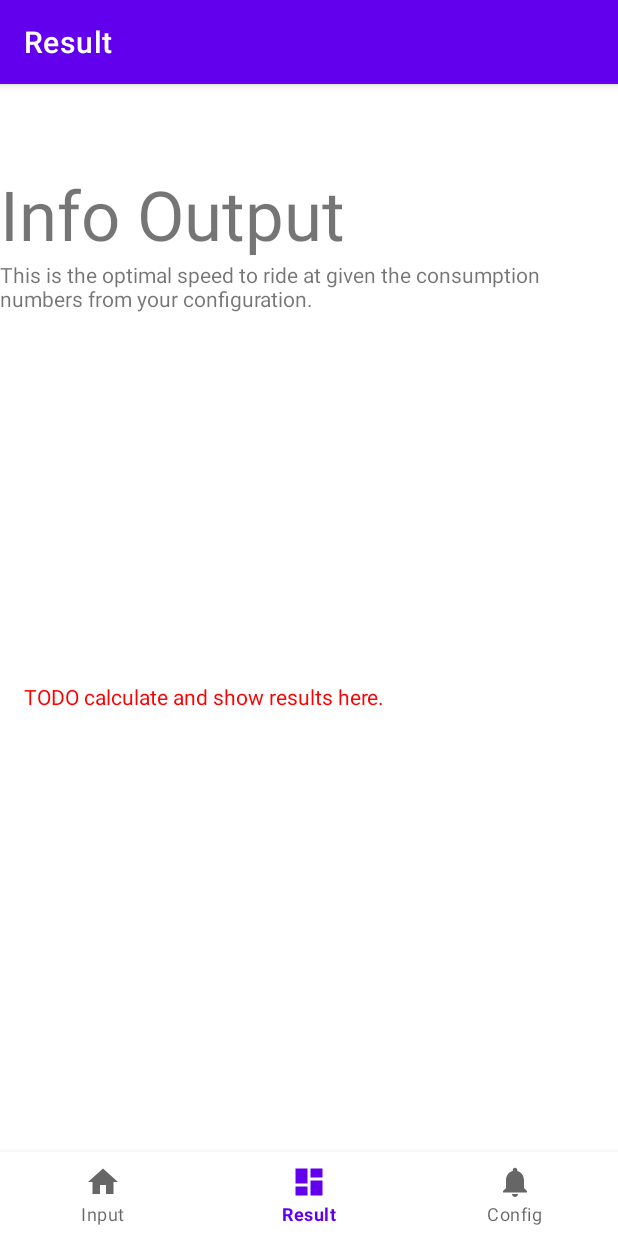
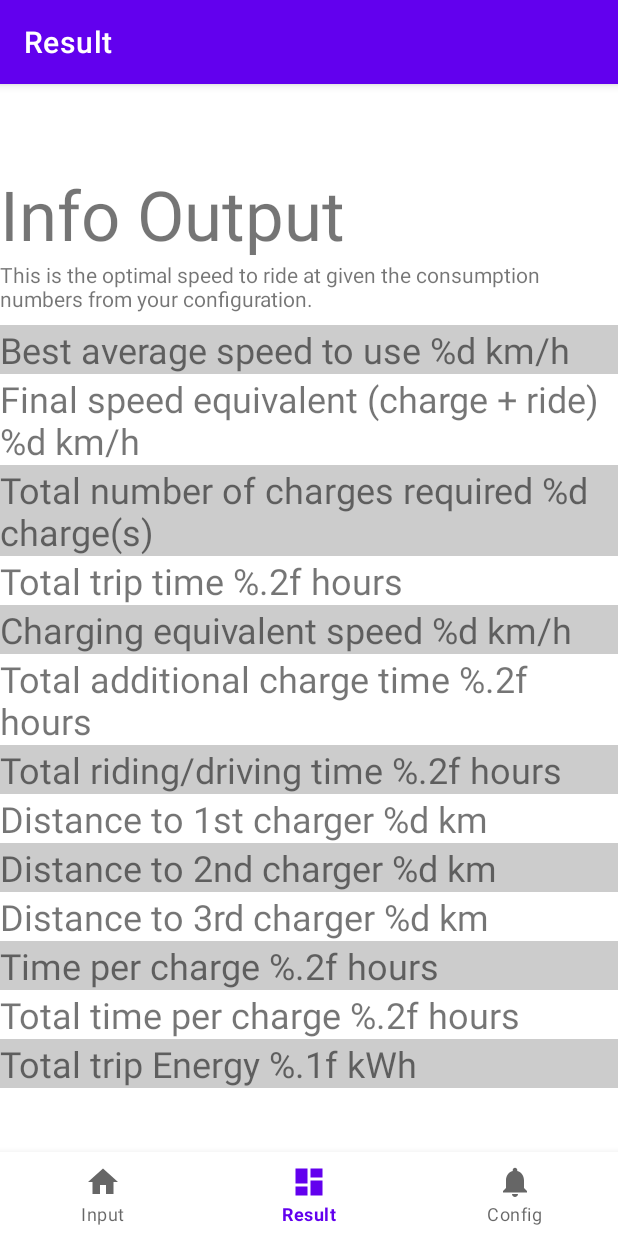
Before and after one commit to hanscappelle/optitrip-ev-android, an Android app: the DashboardFragment screen opened through its navigation route, on a phone screen of 412 x 824 dp. Run offline under Robolectric (Android 15) with nearby library versions, the phone set to English and light mode, and no system bars; our stand-ins replace navigation-ui.

Commit message:
progress layout

```diff
--- a/app/src/main/res/layout/fragment_dashboard.xml
+++ b/app/src/main/res/layout/fragment_dashboard.xml
@@ -1,9 +1,11 @@
 <?xml version="1.0" encoding="utf-8"?>
-<androidx.constraintlayout.widget.ConstraintLayout xmlns:android="http://schemas.android.com/apk/res/android"
+<androidx.appcompat.widget.LinearLayoutCompat
+    xmlns:android="http://schemas.android.com/apk/res/android"
     xmlns:app="http://schemas.android.com/apk/res-auto"
     xmlns:tools="http://schemas.android.com/tools"
     android:layout_width="match_parent"
     android:layout_height="match_parent"
+    android:orientation="vertical"
     tools:context=".ui.dashboard.DashboardFragment">
 
     <TextView
@@ -11,33 +13,111 @@
         android:layout_width="match_parent"
         android:layout_height="wrap_content"
         android:text="@string/header_info_output"
-        android:textSize="@dimen/text_size_extra_large"
-        app:layout_constraintEnd_toEndOf="parent"
-        app:layout_constraintStart_toStartOf="parent"
-        app:layout_constraintTop_toTopOf="parent" />
+        android:textSize="@dimen/text_size_extra_large" />
 
     <TextView
         android:id="@+id/info_output"
         android:layout_width="match_parent"
         android:layout_height="wrap_content"
-        android:text="@string/info_output"
         android:layout_marginBottom="@dimen/padding_default"
-        app:layout_constraintEnd_toEndOf="parent"
-        app:layout_constraintStart_toStartOf="parent"
-        app:layout_constraintTop_toBottomOf="@id/header_info_output" />
+        android:text="@string/info_output" />
 
-    <!-- TODO create show results here -->
     <TextView
-        android:id="@+id/todo_config"
+        android:id="@+id/result_best_speed"
         android:layout_width="match_parent"
         android:layout_height="wrap_content"
-        android:text="TODO calculate and show results here."
-        android:layout_marginBottom="@dimen/padding_default"
-        android:textColor="#f00"
-        android:padding="@dimen/padding_double"
-        app:layout_constraintEnd_toEndOf="parent"
-        app:layout_constraintStart_toStartOf="parent"
-        app:layout_constraintTop_toTopOf="parent"
-        app:layout_constraintBottom_toBottomOf="parent"/>
+        android:background="#ccc"
+        android:textSize="@dimen/text_size_large"
+        android:text="@string/result_best_speed" />
 
-</androidx.constraintlayout.widget.ConstraintLayout>
+    <TextView
+        android:id="@+id/result_final_speed"
+        android:layout_width="match_parent"
+        android:layout_height="wrap_content"
+        android:textSize="@dimen/text_size_large"
+        android:text="@string/result_final_speed" />
+
+    <TextView
+        android:id="@+id/result_number_of_charges"
+        android:layout_width="match_parent"
+        android:layout_height="wrap_content"
+        android:background="#ccc"
+        android:textSize="@dimen/text_size_large"
+        android:text="@string/result_number_of_charges" />
+
+    <TextView
+        android:id="@+id/result_total_trip_time"
+        android:layout_width="match_parent"
+        android:layout_height="wrap_content"
+        android:textSize="@dimen/text_size_large"
+        android:text="@string/result_total_trip_time" />
+
+    <TextView
+        android:id="@+id/result_charge_equiv_speed"
+        android:layout_width="match_parent"
+        android:layout_height="wrap_content"
+        android:background="#ccc"
+        android:textSize="@dimen/text_size_large"
+        android:text="@string/result_charge_equiv_speed" />
+
+    <TextView
+        android:id="@+id/result_total_charge_time"
+        android:layout_width="match_parent"
+        android:layout_height="wrap_content"
+        android:textSize="@dimen/text_size_large"
+        android:text="@string/result_total_charge_time" />
+
+    <TextView
+        android:id="@+id/result_driving_time"
+        android:layout_width="match_parent"
+        android:layout_height="wrap_content"
+        android:background="#ccc"
+        android:textSize="@dimen/text_size_large"
+        android:text="@string/result_total_driving_time" />
+
+    <TextView
+        android:id="@+id/result_distance_charge_1"
+        android:layout_width="match_parent"
+        android:layout_height="wrap_content"
+        android:textSize="@dimen/text_size_large"
+        android:text="@string/result_distance_charge_1" />
+
+    <TextView
+        android:id="@+id/result_distance_charge_2"
+        android:layout_width="match_parent"
+        android:layout_height="wrap_content"
+        android:background="#ccc"
+        android:textSize="@dimen/text_size_large"
+        android:text="@string/result_distance_charge_2" />
+
+    <TextView
+        android:id="@+id/result_distance_charge_3"
+        android:layout_width="match_parent"
+        android:layout_height="wrap_content"
+        android:textSize="@dimen/text_size_large"
+        android:text="@string/result_distance_charge_3" />
+
+    <TextView
+        android:id="@+id/result_time_per_charge"
+        android:layout_width="match_parent"
+        android:layout_height="wrap_content"
+        android:background="#ccc"
+        android:textSize="@dimen/text_size_large"
+        android:text="@string/result_time_per_charge" />
+
+    <TextView
+        android:id="@+id/result_total_time_per_charge"
+        android:layout_width="match_parent"
+        android:layout_height="wrap_content"
+        android:textSize="@dimen/text_size_large"
+        android:text="@string/result_total_time_per_charge" />
+
+    <TextView
+        android:id="@+id/result_total_trip_energy"
+        android:layout_width="match_parent"
+        android:layout_height="wrap_content"
+        android:background="#ccc"
+        android:textSize="@dimen/text_size_large"
+        android:text="@string/result_total_trip_energy" />
+
+</androidx.appcompat.widget.LinearLayoutCompat>
--- a/app/src/main/res/values/dimens.xml
+++ b/app/src/main/res/values/dimens.xml
@@ -2,8 +2,9 @@
     <!-- Default screen margins, per the Android Design guidelines. -->
     <dimen name="activity_horizontal_margin">16dp</dimen>
     <dimen name="activity_vertical_margin">16dp</dimen>
-    <dimen name="text_size_large">23sp</dimen>
+    <dimen name="text_size_large">24sp</dimen>
     <dimen name="text_size_extra_large">46sp</dimen>
     <dimen name="padding_default">8dp</dimen>
     <dimen name="padding_double">16dp</dimen>
+    <dimen name="text_size_medium">18sp</dimen>
 </resources>
--- a/app/src/main/res/values/strings.xml
+++ b/app/src/main/res/values/strings.xml
@@ -17,4 +17,17 @@
     <string name="info_config">Update these consumption numbers to match your own EV and get better results.</string>
     <string name="header_info_output">Info Output</string>
     <string name="info_output">This is the optimal speed to ride at given the consumption numbers from your configuration.</string>
+    <string name="result_best_speed">Best average speed to use %d km/h</string>
+    <string name="result_final_speed">Final speed equivalent (charge + ride) %d km/h</string>
+    <string name="result_number_of_charges">Total number of charges required %d charge(s)</string>
+    <string name="result_total_trip_time">Total trip time %.2f hours</string>
+    <string name="result_charge_equiv_speed">Charging equivalent speed %d km/h</string>
+    <string name="result_total_charge_time">Total additional charge time %.2f hours</string>
+    <string name="result_total_driving_time">Total riding/driving time %.2f hours</string>
+    <string name="result_distance_charge_1">Distance to 1st charger %d km</string>
+    <string name="result_distance_charge_2">Distance to 2nd charger %d km</string>
+    <string name="result_distance_charge_3">Distance to 3rd charger %d km</string>
+    <string name="result_time_per_charge">Time per charge %.2f hours</string>
+    <string name="result_total_time_per_charge">Total time per charge %.2f hours</string>
+    <string name="result_total_trip_energy">Total trip Energy %.1f kWh</string>
 </resources>
```
Also changed, not shown: 1 other file.
